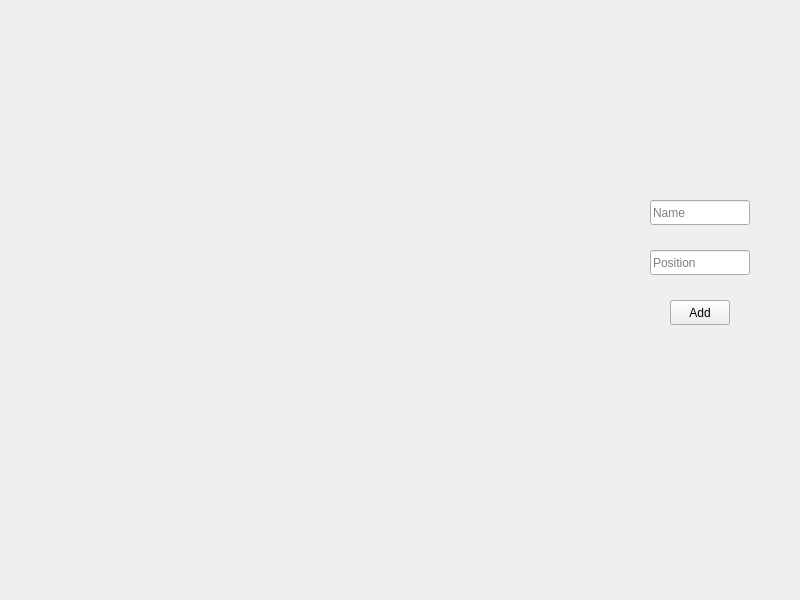
matsvei-kavalenka/QtTree, file QtTree/QtTree.ui: the form before one commit.
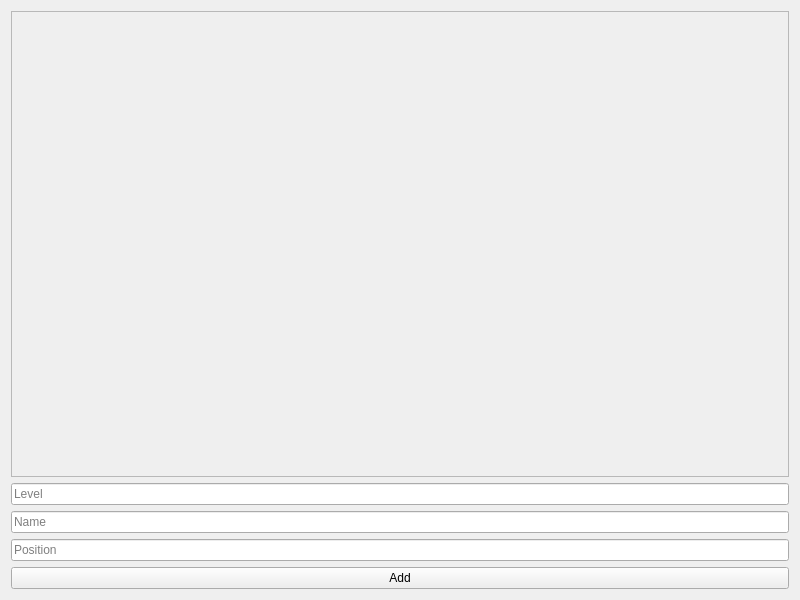
The form after the commit.

Commit message: added createLevel function

Patch:
```diff
--- a/QtTree/QtTree.ui
+++ b/QtTree/QtTree.ui
@@ -14,28 +14,26 @@
    <string>QtTree</string>
   </property>
   <widget class="QWidget" name="centralWidget">
-   <widget class="QPushButton" name="addSubordinateBtn">
-    <property name="geometry">
-     <rect>
-      <x>670</x>
-      <y>300</y>
-      <width>60</width>
-      <height>25</height>
-     </rect>
-    </property>
-    <property name="text">
-     <string>Add</string>
-    </property>
-   </widget>
+   <layout class="QVBoxLayout" name="verticalLayout">
+    <item>
+     <widget class="QFrame" name="treeFrame">
+      <property name="frameShape">
+       <enum>QFrame::Shape::StyledPanel</enum>
+      </property>
+      <property name="frameShadow">
+       <enum>QFrame::Shadow::Raised</enum>
+      </property>
+     </widget>
+    </item>
+    <item>
+     <widget class="QLineEdit" name="levelEdit">
+      <property name="placeholderText">
+       <string>Level</string>
+      </property>
+     </widget>
+    </item>
+    <item>
    <widget class="QLineEdit" name="nameField">
-    <property name="geometry">
-     <rect>
-      <x>650</x>
-      <y>200</y>
-      <width>100</width>
-      <height>25</height>
-     </rect>
-    </property>
     <property name="text">
      <string/>
     </property>
@@ -43,15 +41,9 @@
      <string>Name</string>
     </property>
    </widget>
+    </item>
+    <item>
    <widget class="QLineEdit" name="positionField">
-    <property name="geometry">
-     <rect>
-      <x>650</x>
-      <y>250</y>
-      <width>100</width>
-      <height>25</height>
-     </rect>
-    </property>
     <property name="text">
      <string/>
     </property>
@@ -59,6 +51,15 @@
      <string>Position</string>
     </property>
    </widget>
+    </item>
+    <item>
+     <widget class="QPushButton" name="addSubordinateBtn">
+      <property name="text">
+       <string>Add</string>
+      </property>
+     </widget>
+    </item>
+   </layout>
   </widget>
  </widget>
  <layoutdefault spacing="6" margin="11"/>
```
Lines whose indentation alone changed are shown as unchanged. The commit also changes 5 other files.
